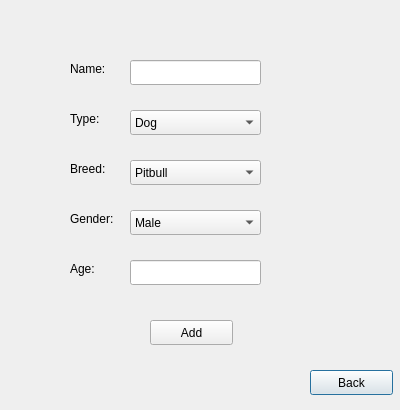
Qt form addanimalview.ui (maliklewis/comp3004) before a commit.
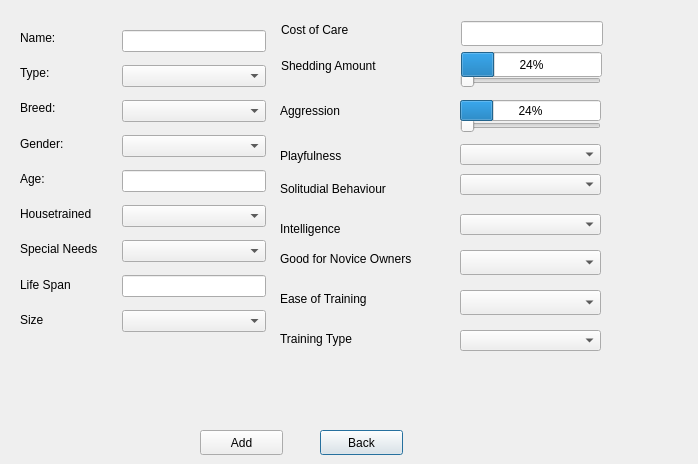
The same form after that commit.

Diff of the .ui file:
```diff
--- a/addanimalview.ui
+++ b/addanimalview.ui
@@ -6,137 +6,18 @@
    <rect>
     <x>0</x>
     <y>0</y>
-    <width>400</width>
-    <height>410</height>
+    <width>698</width>
+    <height>464</height>
    </rect>
   </property>
   <property name="windowTitle">
    <string>Add Animal</string>
   </property>
-  <widget class="QLabel" name="nameLabel">
-   <property name="geometry">
-    <rect>
-     <x>70</x>
-     <y>60</y>
-     <width>64</width>
-     <height>17</height>
-    </rect>
-   </property>
-   <property name="text">
-    <string>Name:</string>
-   </property>
-  </widget>
-  <widget class="QLabel" name="typeLabel">
-   <property name="geometry">
-    <rect>
-     <x>70</x>
-     <y>110</y>
-     <width>64</width>
-     <height>17</height>
-    </rect>
-   </property>
-   <property name="text">
-    <string>Type:</string>
-   </property>
-  </widget>
-  <widget class="QLabel" name="breedLabel">
-   <property name="geometry">
-    <rect>
-     <x>70</x>
-     <y>160</y>
-     <width>64</width>
-     <height>17</height>
-    </rect>
-   </property>
-   <property name="text">
-    <string>Breed:</string>
-   </property>
-  </widget>
-  <widget class="QComboBox" name="typeDropdown">
-   <property name="geometry">
-    <rect>
-     <x>130</x>
-     <y>110</y>
-     <width>131</width>
-     <height>25</height>
-    </rect>
-   </property>
-   <item>
-    <property name="text">
-     <string>Dog</string>
-    </property>
-   </item>
-   <item>
-    <property name="text">
-     <string>Cat</string>
-    </property>
-   </item>
-   <item>
-    <property name="text">
-     <string>Bird</string>
-    </property>
-   </item>
-  </widget>
-  <widget class="QComboBox" name="breedDropdown">
-   <property name="geometry">
-    <rect>
-     <x>130</x>
-     <y>160</y>
-     <width>131</width>
-     <height>25</height>
-    </rect>
-   </property>
-   <item>
-    <property name="text">
-     <string>Pitbull</string>
-    </property>
-   </item>
-   <item>
-    <property name="text">
-     <string>Chihuahua</string>
-    </property>
-   </item>
-   <item>
-    <property name="text">
-     <string>Beagle</string>
-    </property>
-   </item>
-   <item>
-    <property name="text">
-     <string>German Shepherd</string>
-    </property>
-   </item>
-   <item>
-    <property name="text">
-     <string>Poodle</string>
-    </property>
-   </item>
-   <item>
-    <property name="text">
-     <string>Pug</string>
-    </property>
-   </item>
-   <item>
-    <property name="text">
-     <string>Husky</string>
-    </property>
-   </item>
-   <item>
-    <property name="text">
-     <string>Great Dane</string>
-    </property>
-   </item>
-   <item>
-    <property name="text">
-     <string>Greyhound</string>
-    </property>
-   </item>
-  </widget>
   <widget class="QPushButton" name="backButton">
    <property name="geometry">
     <rect>
-     <x>310</x>
-     <y>370</y>
+     <x>320</x>
+     <y>430</y>
      <width>83</width>
      <height>25</height>
     </rect>
@@ -148,8 +29,8 @@
   <widget class="QPushButton" name="animalAddButton">
    <property name="geometry">
     <rect>
-     <x>150</x>
-     <y>320</y>
+     <x>200</x>
+     <y>430</y>
      <width>83</width>
      <height>25</height>
     </rect>
@@ -158,72 +39,359 @@
     <string>Add</string>
    </property>
   </widget>
-  <widget class="QLabel" name="genderLabel">
+  <widget class="QLabel" name="sheddingAmountLabel">
    <property name="geometry">
     <rect>
-     <x>70</x>
-     <y>210</y>
-     <width>64</width>
+     <x>281</x>
+     <y>57</y>
+     <width>117</width>
      <height>17</height>
     </rect>
    </property>
    <property name="text">
-    <string>Gender:</string>
+    <string>Shedding Amount</string>
    </property>
   </widget>
-  <widget class="QComboBox" name="genderDropdown">
+  <widget class="QLabel" name="costofCare">
    <property name="geometry">
     <rect>
-     <x>130</x>
-     <y>210</y>
-     <width>131</width>
-     <height>25</height>
+     <x>281</x>
+     <y>21</y>
+     <width>80</width>
+     <height>17</height>
     </rect>
    </property>
-   <item>
-    <property name="text">
-     <string>Male</string>
-    </property>
-   </item>
-   <item>
-    <property name="text">
-     <string>Female</string>
-    </property>
-   </item>
+   <property name="text">
+    <string>Cost of Care</string>
+   </property>
   </widget>
-  <widget class="QLabel" name="ageLabel">
+  <widget class="QLabel" name="intelligenceLabel">
    <property name="geometry">
     <rect>
-     <x>70</x>
-     <y>260</y>
-     <width>64</width>
+     <x>280</x>
+     <y>220</y>
+     <width>80</width>
      <height>17</height>
     </rect>
    </property>
    <property name="text">
-    <string>Age:</string>
+    <string>Intelligence </string>
    </property>
   </widget>
-  <widget class="QLineEdit" name="nameValue">
+  <widget class="QLabel" name="goodforNoviceOwnersLabel">
    <property name="geometry">
     <rect>
-     <x>130</x>
-     <y>60</y>
-     <width>131</width>
+     <x>280</x>
+     <y>250</y>
+     <width>158</width>
+     <height>17</height>
+    </rect>
+   </property>
+   <property name="text">
+    <string>Good for Novice Owners</string>
+   </property>
+  </widget>
+  <widget class="QLabel" name="trainingType">
+   <property name="geometry">
+    <rect>
+     <x>280</x>
+     <y>330</y>
+     <width>90</width>
+     <height>17</height>
+    </rect>
+   </property>
+   <property name="text">
+    <string>Training Type</string>
+   </property>
+  </widget>
+  <widget class="QComboBox" name="trainingDropDown">
+   <property name="geometry">
+    <rect>
+     <x>460</x>
+     <y>330</y>
+     <width>141</width>
+     <height>21</height>
+    </rect>
+   </property>
+  </widget>
+  <widget class="QSlider" name="sheddingSlider">
+   <property name="geometry">
+    <rect>
+     <x>460</x>
+     <y>70</y>
+     <width>141</width>
+     <height>21</height>
+    </rect>
+   </property>
+   <property name="orientation">
+    <enum>Qt::Horizontal</enum>
+   </property>
+  </widget>
+  <widget class="QProgressBar" name="sheddingBar">
+   <property name="geometry">
+    <rect>
+     <x>461</x>
+     <y>52</y>
+     <width>141</width>
      <height>25</height>
     </rect>
    </property>
+   <property name="value">
+    <number>24</number>
+   </property>
   </widget>
-  <widget class="QLineEdit" name="ageValue">
+  <widget class="QSlider" name="aggressionSlider">
    <property name="geometry">
     <rect>
-     <x>130</x>
-     <y>260</y>
-     <width>131</width>
+     <x>460</x>
+     <y>110</y>
+     <width>141</width>
+     <height>31</height>
+    </rect>
+   </property>
+   <property name="orientation">
+    <enum>Qt::Horizontal</enum>
+   </property>
+  </widget>
+  <widget class="QProgressBar" name="agressionBar">
+   <property name="geometry">
+    <rect>
+     <x>460</x>
+     <y>100</y>
+     <width>141</width>
+     <height>21</height>
+    </rect>
+   </property>
+   <property name="value">
+    <number>24</number>
+   </property>
+  </widget>
+  <widget class="QComboBox" name="intelligenceDropDown">
+   <property name="geometry">
+    <rect>
+     <x>460</x>
+     <y>214</y>
+     <width>141</width>
+     <height>21</height>
+    </rect>
+   </property>
+  </widget>
+  <widget class="QComboBox" name="goodforNoviceOwnersDropDown">
+   <property name="geometry">
+    <rect>
+     <x>460</x>
+     <y>250</y>
+     <width>141</width>
      <height>25</height>
     </rect>
    </property>
   </widget>
+  <widget class="QComboBox" name="easeofTraingDropDown">
+   <property name="geometry">
+    <rect>
+     <x>460</x>
+     <y>290</y>
+     <width>141</width>
+     <height>25</height>
+    </rect>
+   </property>
+  </widget>
+  <widget class="QComboBox" name="playfulnessDropDown">
+   <property name="geometry">
+    <rect>
+     <x>460</x>
+     <y>144</y>
+     <width>141</width>
+     <height>21</height>
+    </rect>
+   </property>
+  </widget>
+  <widget class="QComboBox" name="solittudialBehaviourDropDown">
+   <property name="geometry">
+    <rect>
+     <x>460</x>
+     <y>174</y>
+     <width>141</width>
+     <height>21</height>
+    </rect>
+   </property>
+  </widget>
+  <widget class="QLabel" name="solitudialBehaviourLabel">
+   <property name="geometry">
+    <rect>
+     <x>280</x>
+     <y>180</y>
+     <width>132</width>
+     <height>17</height>
+    </rect>
+   </property>
+   <property name="text">
+    <string>Solitudial Behaviour</string>
+   </property>
+  </widget>
+  <widget class="QLabel" name="easeofTrainingLabel">
+   <property name="geometry">
+    <rect>
+     <x>280</x>
+     <y>290</y>
+     <width>105</width>
+     <height>17</height>
+    </rect>
+   </property>
+   <property name="text">
+    <string>Ease of Training</string>
+   </property>
+  </widget>
+  <widget class="QLabel" name="playfulnessLabel">
+   <property name="geometry">
+    <rect>
+     <x>280</x>
+     <y>140</y>
+     <width>74</width>
+     <height>31</height>
+    </rect>
+   </property>
+   <property name="text">
+    <string>Playfulness</string>
+   </property>
+  </widget>
+  <widget class="QLabel" name="aggressionLabel">
+   <property name="geometry">
+    <rect>
+     <x>280</x>
+     <y>100</y>
+     <width>73</width>
+     <height>21</height>
+    </rect>
+   </property>
+   <property name="text">
+    <string>Aggression</string>
+   </property>
+  </widget>
+  <widget class="QLineEdit" name="costofCareValue">
+   <property name="geometry">
+    <rect>
+     <x>461</x>
+     <y>21</y>
+     <width>142</width>
+     <height>25</height>
+    </rect>
+   </property>
+  </widget>
+  <widget class="QWidget" name="">
+   <property name="geometry">
+    <rect>
+     <x>122</x>
+     <y>23</y>
+     <width>144</width>
+     <height>321</height>
+    </rect>
+   </property>
+   <layout class="QVBoxLayout" name="verticalLayout_3">
+    <item>
+     <widget class="QLineEdit" name="nameValue"/>
+    </item>
+    <item>
+     <widget class="QComboBox" name="typeDropdown"/>
+    </item>
+    <item>
+     <widget class="QComboBox" name="breedDropdown"/>
+    </item>
+    <item>
+     <widget class="QComboBox" name="genderDropdown"/>
+    </item>
+    <item>
+     <widget class="QLineEdit" name="ageValue"/>
+    </item>
+    <item>
+     <widget class="QComboBox" name="housetrainedDropDown"/>
+    </item>
+    <item>
+     <widget class="QComboBox" name="specialNeedsDropDown"/>
+    </item>
+    <item>
+     <widget class="QLineEdit" name="lifeSpanValue"/>
+    </item>
+    <item>
+     <widget class="QComboBox" name="sizeDropDown"/>
+    </item>
+   </layout>
+  </widget>
+  <widget class="QWidget" name="">
+   <property name="geometry">
+    <rect>
+     <x>20</x>
+     <y>23</y>
+     <width>94</width>
+     <height>311</height>
+    </rect>
+   </property>
+   <layout class="QVBoxLayout" name="verticalLayout_4">
+    <item>
+     <widget class="QLabel" name="nameLabel">
+      <property name="text">
+       <string>Name:</string>
+      </property>
+     </widget>
+    </item>
+    <item>
+     <widget class="QLabel" name="typeLabel">
+      <property name="text">
+       <string>Type:</string>
+      </property>
+     </widget>
+    </item>
+    <item>
+     <widget class="QLabel" name="breedLabel">
+      <property name="text">
+       <string>Breed:</string>
+      </property>
+     </widget>
+    </item>
+    <item>
+     <widget class="QLabel" name="genderLabel">
+      <property name="text">
+       <string>Gender:</string>
+      </property>
+     </widget>
+    </item>
+    <item>
+     <widget class="QLabel" name="ageLabel">
+      <property name="text">
+       <string>Age:</string>
+      </property>
+     </widget>
+    </item>
+    <item>
+     <widget class="QLabel" name="houseTrainedBox">
+      <property name="text">
+       <string>Housetrained</string>
+      </property>
+     </widget>
+    </item>
+    <item>
+     <widget class="QLabel" name="specialNeeds">
+      <property name="text">
+       <string>Special Needs</string>
+      </property>
+     </widget>
+    </item>
+    <item>
+     <widget class="QLabel" name="lifeSpan">
+      <property name="text">
+       <string>Life Span</string>
+      </property>
+     </widget>
+    </item>
+    <item>
+     <widget class="QLabel" name="sizeLabel">
+      <property name="text">
+       <string>Size</string>
+      </property>
+     </widget>
+    </item>
+   </layout>
+  </widget>
  </widget>
  <resources/>
  <connections/>
```
Left out of the diff: 35 changed lines with no effect on the pictures.
